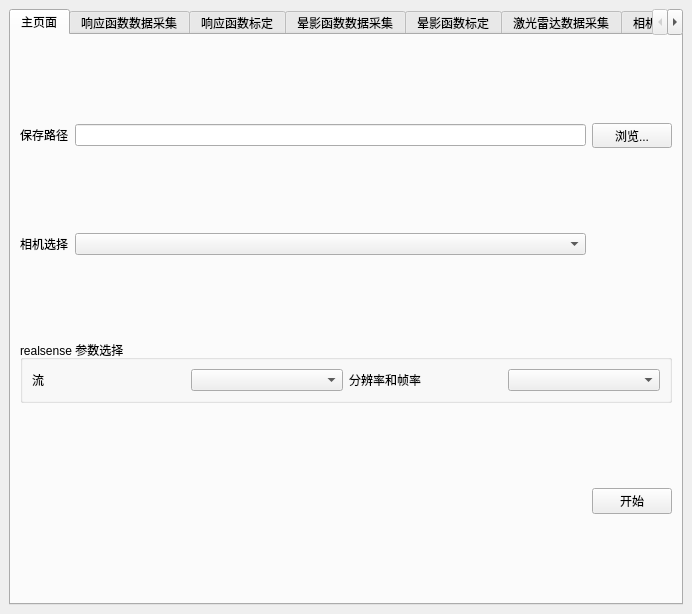
First picture: the form in src/mainwindow.ui, repository KangJialiang/Data-Platform, before the edit.
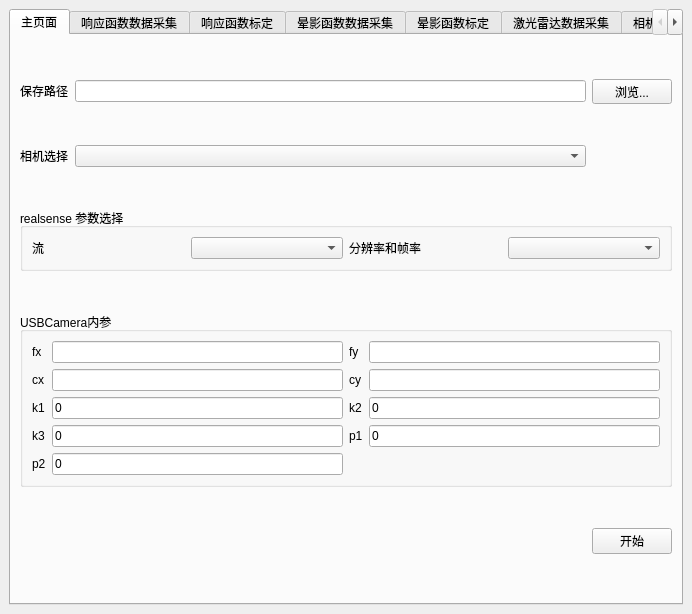
Second picture: the form after the edit.

Commit message: add:USBCamera get/setintrinsic. some changes on mainui

Diff of the .ui file:
```diff
--- a/src/mainwindow.ui
+++ b/src/mainwindow.ui
@@ -44,19 +44,6 @@
         <item row="0" column="1">
          <widget class="QLineEdit" name="savePathLine"/>
         </item>
-        <item row="0" column="2">
-         <widget class="QToolButton" name="savePathChooseButton">
-          <property name="sizePolicy">
-           <sizepolicy hsizetype="Minimum" vsizetype="Fixed">
-            <horstretch>0</horstretch>
-            <verstretch>0</verstretch>
-           </sizepolicy>
-          </property>
-          <property name="text">
-           <string>浏览...</string>
-          </property>
-         </widget>
-        </item>
         <item row="1" column="0">
          <widget class="QLabel" name="cameraChoose">
           <property name="text">
@@ -64,32 +51,6 @@
           </property>
          </widget>
         </item>
-        <item row="1" column="1">
-         <widget class="QComboBox" name="cameraComboBox">
-          <item>
-           <property name="text">
-            <string/>
-           </property>
-          </item>
-          <item>
-           <property name="text">
-            <string>realsense</string>
-           </property>
-          </item>
-          <item>
-           <property name="text">
-            <string>usb</string>
-           </property>
-          </item>
-         </widget>
-        </item>
-        <item row="5" column="2" alignment="Qt::AlignRight">
-         <widget class="QPushButton" name="mainStartButton">
-          <property name="text">
-           <string>开始</string>
-          </property>
-         </widget>
-        </item>
         <item row="2" column="0" colspan="3">
          <widget class="QGroupBox" name="rsParamsBoxPmain">
           <property name="sizePolicy">
@@ -125,6 +86,170 @@
           </layout>
          </widget>
         </item>
+        <item row="1" column="1">
+         <widget class="QComboBox" name="cameraComboBox">
+          <item>
+           <property name="text">
+            <string/>
+           </property>
+          </item>
+          <item>
+           <property name="text">
+            <string>realsense</string>
+           </property>
+          </item>
+          <item>
+           <property name="text">
+            <string>usb</string>
+           </property>
+          </item>
+         </widget>
+        </item>
+        <item row="0" column="2">
+         <widget class="QToolButton" name="savePathChooseButton">
+          <property name="sizePolicy">
+           <sizepolicy hsizetype="Minimum" vsizetype="Fixed">
+            <horstretch>0</horstretch>
+            <verstretch>0</verstretch>
+           </sizepolicy>
+          </property>
+          <property name="text">
+           <string>浏览...</string>
+          </property>
+         </widget>
+        </item>
+        <item row="5" column="2" alignment="Qt::AlignRight">
+         <widget class="QPushButton" name="mainStartButton">
+          <property name="text">
+           <string>开始</string>
+          </property>
+         </widget>
+        </item>
+        <item row="3" column="0" colspan="3">
+         <widget class="QGroupBox" name="usbParamsBoxPmain">
+          <property name="sizePolicy">
+           <sizepolicy hsizetype="Preferred" vsizetype="Fixed">
+            <horstretch>0</horstretch>
+            <verstretch>0</verstretch>
+           </sizepolicy>
+          </property>
+          <property name="title">
+           <string>USBCamera内参</string>
+          </property>
+          <layout class="QGridLayout" name="gridLayout_13">
+           <item row="0" column="3">
+            <widget class="QLineEdit" name="fyLinePmain"/>
+           </item>
+           <item row="2" column="1">
+            <widget class="QLineEdit" name="k1LinePmain">
+             <property name="text">
+              <string>0</string>
+             </property>
+            </widget>
+           </item>
+           <item row="1" column="0">
+            <widget class="QLabel" name="cxLabelPmain">
+             <property name="text">
+              <string>cx</string>
+             </property>
+            </widget>
+           </item>
+           <item row="0" column="2">
+            <widget class="QLabel" name="fyLabelPmain">
+             <property name="text">
+              <string>fy</string>
+             </property>
+            </widget>
+           </item>
+           <item row="1" column="3">
+            <widget class="QLineEdit" name="cyLinePmain"/>
+           </item>
+           <item row="3" column="2">
+            <widget class="QLabel" name="p1LabelPmain">
+             <property name="text">
+              <string>p1</string>
+             </property>
+            </widget>
+           </item>
+           <item row="3" column="0">
+            <widget class="QLabel" name="k3LabelPmain">
+             <property name="text">
+              <string>k3</string>
+             </property>
+            </widget>
+           </item>
+           <item row="1" column="2">
+            <widget class="QLabel" name="cyLabelPmain">
+             <property name="text">
+              <string>cy</string>
+             </property>
+            </widget>
+           </item>
+           <item row="1" column="1">
+            <widget class="QLineEdit" name="cxLinePmain"/>
+           </item>
+           <item row="0" column="0">
+            <widget class="QLabel" name="fxLabelPmain">
+             <property name="text">
+              <string>fx</string>
+             </property>
+            </widget>
+           </item>
+           <item row="0" column="1">
+            <widget class="QLineEdit" name="fxLinePmain"/>
+           </item>
+           <item row="3" column="3">
+            <widget class="QLineEdit" name="p1LinePmain">
+             <property name="text">
+              <string>0</string>
+             </property>
+            </widget>
+           </item>
+           <item row="2" column="2">
+            <widget class="QLabel" name="k2LabelPmain">
+             <property name="text">
+              <string>k2</string>
+             </property>
+            </widget>
+           </item>
+           <item row="3" column="1">
+            <widget class="QLineEdit" name="k3LinePmain">
+             <property name="text">
+              <string>0</string>
+             </property>
+            </widget>
+           </item>
+           <item row="2" column="0">
+            <widget class="QLabel" name="k1LabelPmain">
+             <property name="text">
+              <string>k1</string>
+             </property>
+            </widget>
+           </item>
+           <item row="2" column="3">
+            <widget class="QLineEdit" name="k2LinePmain">
+             <property name="text">
+              <string>0</string>
+             </property>
+            </widget>
+           </item>
+           <item row="4" column="0">
+            <widget class="QLabel" name="p2LabelPmain">
+             <property name="text">
+              <string>p2</string>
+             </property>
+            </widget>
+           </item>
+           <item row="4" column="1">
+            <widget class="QLineEdit" name="p2LinePmain">
+             <property name="text">
+              <string>0</string>
+             </property>
+            </widget>
+           </item>
+          </layout>
+         </widget>
+        </item>
        </layout>
       </widget>
       <widget class="QWidget" name="gammaCalibData">
```
The commit also changes 5 other files.
